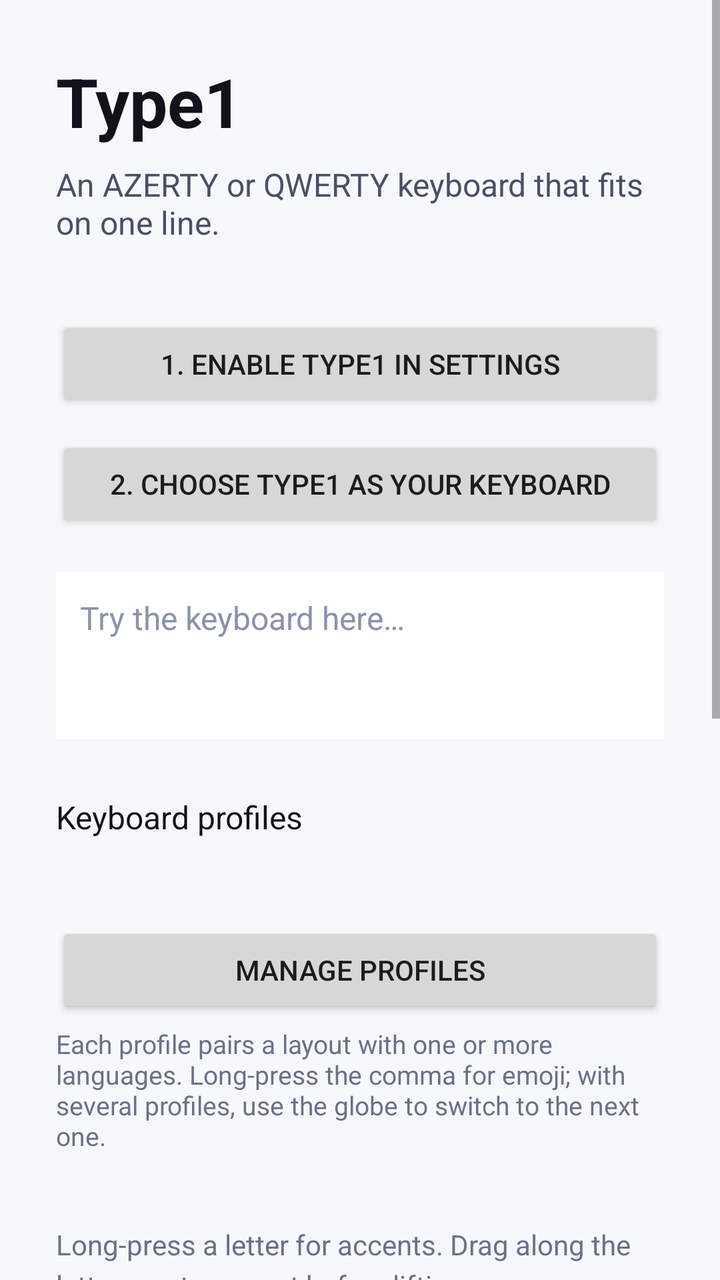
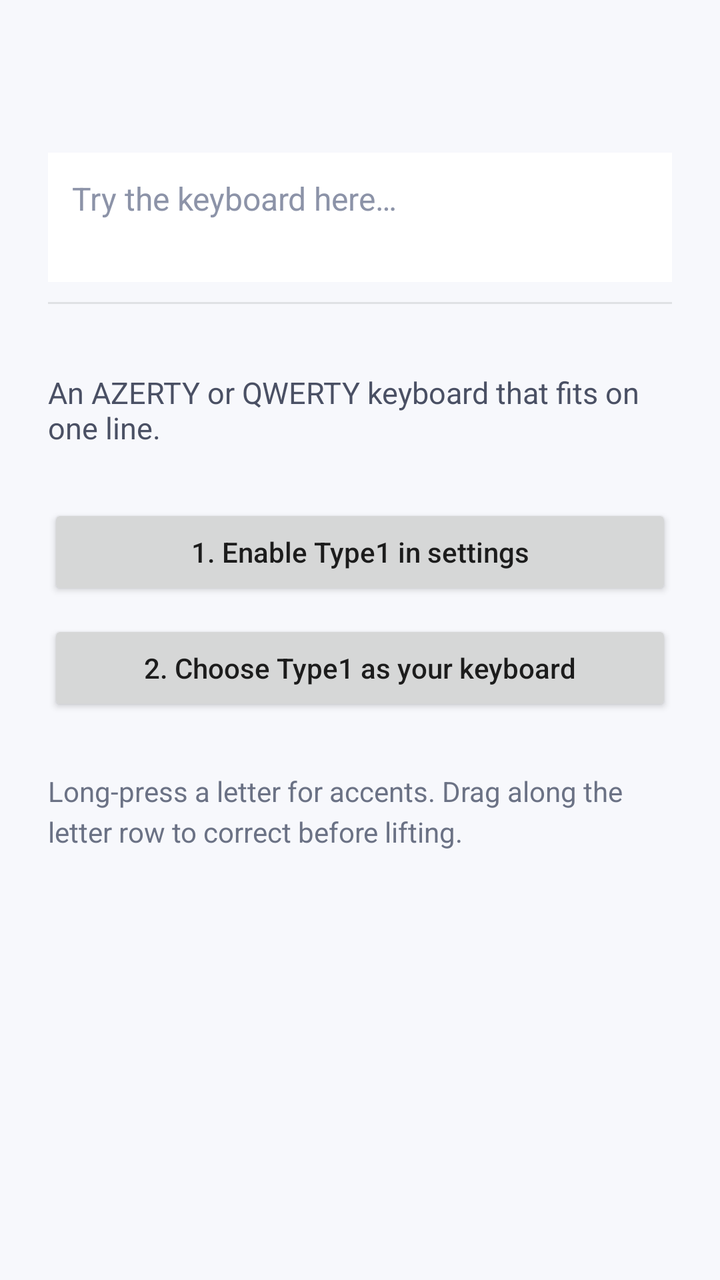

An Android layout rendered at two revisions. The XML below is the earlier revision; the diff shows what the commit changed to produce the second picture.
<!-- AndroidManifest.xml: application theme Theme.Type1 -->
<!-- res/layout/activity_setup.xml -->
<?xml version="1.0" encoding="utf-8"?>
<ScrollView xmlns:android="http://schemas.android.com/apk/res/android"
	android:layout_width="match_parent"
	android:layout_height="match_parent"
	android:fillViewport="true">

	<LinearLayout
		android:layout_width="match_parent"
		android:layout_height="wrap_content"
		android:orientation="vertical"
		android:padding="28dp">

		<TextView
			android:layout_width="wrap_content"
			android:layout_height="wrap_content"
			android:text="@string/setup_title"
			android:textColor="#FF11131A"
			android:textSize="34sp"
			android:textStyle="bold" />

		<TextView
			android:layout_width="match_parent"
			android:layout_height="wrap_content"
			android:layout_marginTop="8dp"
			android:text="@string/setup_subtitle"
			android:textColor="#FF4A5064"
			android:textSize="16sp" />

		<Button
			android:id="@+id/enableButton"
			android:layout_width="match_parent"
			android:layout_height="wrap_content"
			android:layout_marginTop="36dp"
			android:text="@string/setup_step_enable" />

		<Button
			android:id="@+id/selectButton"
			android:layout_width="match_parent"
			android:layout_height="wrap_content"
			android:layout_marginTop="12dp"
			android:text="@string/setup_step_select" />

		<EditText
			android:id="@+id/demoField"
			android:layout_width="match_parent"
			android:layout_height="wrap_content"
			android:layout_marginTop="20dp"
			android:background="#FFFFFFFF"
			android:gravity="top|start"
			android:hint="@string/setup_demo_hint"
			android:importantForAutofill="no"
			android:inputType="textCapSentences|textMultiLine"
			android:minLines="3"
			android:padding="12dp"
			android:textColor="#FF11131A"
			android:textColorHint="#FF8C93A8"
			android:textSize="16sp" />

		<TextView
			android:layout_width="match_parent"
			android:layout_height="wrap_content"
			android:layout_marginTop="28dp"
			android:text="@string/setup_profiles"
			android:textColor="#FF11131A"
			android:textSize="16sp" />

		<TextView
			android:id="@+id/activeProfileValue"
			android:layout_width="match_parent"
			android:layout_height="wrap_content"
			android:layout_marginTop="8dp"
			android:textColor="#FF4A5064"
			android:textSize="16sp" />

		<Button
			android:id="@+id/profilesButton"
			android:layout_width="match_parent"
			android:layout_height="wrap_content"
			android:layout_marginTop="12dp"
			android:text="@string/setup_profiles_manage" />

		<TextView
			android:layout_width="match_parent"
			android:layout_height="wrap_content"
			android:layout_marginTop="4dp"
			android:text="@string/setup_profiles_hint"
			android:textColor="#FF6B7285"
			android:textSize="13sp" />

		<TextView
			android:layout_width="match_parent"
			android:layout_height="wrap_content"
			android:layout_marginTop="36dp"
			android:lineSpacingExtra="4dp"
			android:text="@string/setup_hint"
			android:textColor="#FF6B7285"
			android:textSize="14sp" />

		<Switch
			android:id="@+id/spaceCursorSwitch"
			android:layout_width="match_parent"
			android:layout_height="wrap_content"
			android:layout_marginTop="28dp"
			android:text="@string/setup_space_cursor" />

		<TextView
			android:layout_width="match_parent"
			android:layout_height="wrap_content"
			android:layout_marginTop="28dp"
			android:text="@string/setup_backspace_hold"
			android:textColor="#FF11131A"
			android:textSize="16sp" />

		<Spinner
			android:id="@+id/backspaceHoldSpinner"
			android:layout_width="match_parent"
			android:layout_height="wrap_content"
			android:layout_marginTop="8dp" />

		<TextView
			android:layout_width="match_parent"
			android:layout_height="wrap_content"
			android:layout_marginTop="28dp"
			android:text="@string/setup_swipe_sensitivity"
			android:textColor="#FF11131A"
			android:textSize="16sp" />

		<TextView
			android:id="@+id/swipeSensitivityValue"
			android:layout_width="match_parent"
			android:layout_height="wrap_content"
			android:layout_marginTop="4dp"
			android:textColor="#FF6B7285"
			android:textSize="14sp" />

		<SeekBar
			android:id="@+id/swipeSensitivitySeek"
			android:layout_width="match_parent"
			android:layout_height="wrap_content"
			android:layout_marginTop="8dp" />

		<TextView
			android:layout_width="match_parent"
			android:layout_height="wrap_content"
			android:layout_marginTop="4dp"
			android:text="@string/setup_swipe_hint"
			android:textColor="#FF6B7285"
			android:textSize="13sp" />

		<TextView
			android:layout_width="match_parent"
			android:layout_height="wrap_content"
			android:layout_marginTop="28dp"
			android:text="@string/setup_utility_height"
			android:textColor="#FF11131A"
			android:textSize="16sp" />

		<TextView
			android:id="@+id/utilityHeightValue"
			android:layout_width="match_parent"
			android:layout_height="wrap_content"
			android:layout_marginTop="4dp"
			android:textColor="#FF6B7285"
			android:textSize="14sp" />

		<SeekBar
			android:id="@+id/utilityHeightSeek"
			android:layout_width="match_parent"
			android:layout_height="wrap_content"
			android:layout_marginTop="8dp" />

		<TextView
			android:layout_width="match_parent"
			android:layout_height="wrap_content"
			android:layout_marginTop="32dp"
			android:text="@string/dictionary_credit"
			android:textColor="#FF6B7285"
			android:textSize="12sp" />
	</LinearLayout>
</ScrollView>
<!-- resources referenced by this layout -->
<resources>
  <string name="dictionary_credit">Dictionaries: Lexique 3.83 (CC BY-SA 4.0) — lexique.org · wordfreq (CC BY-SA 4.0) — github.com/rspeer/wordfreq</string>
  <string name="setup_backspace_hold">Long-press ⌫</string>
  <string name="setup_demo_hint">Try the keyboard here…</string>
  <string name="setup_hint">Long-press a letter for accents. Drag along the letter row to correct before lifting.</string>
  <string name="setup_profiles">Keyboard profiles</string>
  <string name="setup_profiles_hint">Each profile pairs a layout with one or more languages. Long-press the comma for emoji; with several profiles, use the globe to switch to the next one.</string>
  <string name="setup_profiles_manage">Manage profiles</string>
  <string name="setup_space_cursor">Drag on the spacebar to move the cursor</string>
  <string name="setup_step_enable">1. Enable Type1 in settings</string>
  <string name="setup_step_select">2. Choose Type1 as your keyboard</string>
  <string name="setup_subtitle">An AZERTY or QWERTY keyboard that fits on one line.</string>
  <string name="setup_swipe_hint">The smaller the value, the faster the cursor moves. Applies to dragging the spacebar and selecting with ⌫.</string>
  <string name="setup_swipe_sensitivity">Swipe sensitivity</string>
  <string name="setup_title">Type1</string>
  <string name="setup_utility_height">Space row height</string>
  <style name="Theme.Type1" parent="@android:style/Theme.Material.Light.NoActionBar">
  		<item name="android:colorAccent">@color/brand</item>
  		<item name="android:statusBarColor">@color/brand</item>
  		<item name="android:windowBackground">#FFF7F8FC</item>
  	</style>
  <color name="brand">#FF4C6FFF</color>
</resources>

<!-- the commit's change to res/layout/activity_setup.xml (unified diff, before → after) -->
@@ -1,180 +1,96 @@
 <?xml version="1.0" encoding="utf-8"?>
-<ScrollView xmlns:android="http://schemas.android.com/apk/res/android"
+<LinearLayout xmlns:android="http://schemas.android.com/apk/res/android"
 	android:layout_width="match_parent"
 	android:layout_height="match_parent"
-	android:fillViewport="true">
+	android:orientation="vertical">
 
-	<LinearLayout
+	<include layout="@layout/settings_header" />
+
+	<ScrollView
+		android:layout_width="match_parent"
+		android:layout_height="0dp"
+		android:layout_weight="1"
+		android:fillViewport="true">
+
+		<LinearLayout
+			android:layout_width="match_parent"
+			android:layout_height="wrap_content"
+			android:orientation="vertical"
+			android:padding="24dp">
+
+			<TextView
+				android:layout_width="match_parent"
+				android:layout_height="wrap_content"
+				android:text="@string/setup_subtitle"
+				android:textColor="#FF4A5064"
+				android:textSize="15sp" />
+
+			<Button
+				android:id="@+id/enableButton"
+				android:layout_width="match_parent"
+				android:layout_height="wrap_content"
+				android:layout_marginTop="28dp"
+				android:text="@string/setup_step_enable"
+				android:textAllCaps="false" />
+
+			<Button
+				android:id="@+id/selectButton"
+				android:layout_width="match_parent"
+				android:layout_height="wrap_content"
+				android:layout_marginTop="10dp"
+				android:text="@string/setup_step_select"
+				android:textAllCaps="false" />
+
+			<TextView
+				android:layout_width="match_parent"
+				android:layout_height="wrap_content"
+				android:layout_marginTop="28dp"
+				android:lineSpacingExtra="4dp"
+				android:text="@string/setup_hint"
+				android:textColor="#FF6B7285"
+				android:textSize="14sp" />
+		</LinearLayout>
+	</ScrollView>
+</LinearLayout>
+<!-- res/layout/settings_header.xml (included above) -->
+<?xml version="1.0" encoding="utf-8"?>
+<LinearLayout xmlns:android="http://schemas.android.com/apk/res/android"
+	android:layout_width="match_parent"
+	android:layout_height="wrap_content"
+	android:orientation="vertical"
+	android:paddingStart="24dp"
+	android:paddingTop="24dp"
+	android:paddingEnd="24dp"
+	android:paddingBottom="10dp">
+
+	<TextView
+		android:id="@+id/settingsTitle"
 		android:layout_width="match_parent"
 		android:layout_height="wrap_content"
-		android:orientation="vertical"
-		android:padding="28dp">
+		android:textColor="#FF11131A"
+		android:textSize="30sp"
+		android:textStyle="bold" />
 
-		<TextView
-			android:layout_width="wrap_content"
-			android:layout_height="wrap_content"
-			android:text="@string/setup_title"
-			android:textColor="#FF11131A"
-			android:textSize="34sp"
-			android:textStyle="bold" />
+	<EditText
+		android:id="@+id/settingsDemo"
+		android:layout_width="match_parent"
+		android:layout_height="wrap_content"
+		android:layout_marginTop="12dp"
+		android:background="#FFFFFFFF"
+		android:gravity="top|start"
+		android:hint="@string/setup_demo_hint"
+		android:importantForAutofill="no"
+		android:inputType="textCapSentences|textMultiLine"
+		android:minLines="2"
+		android:maxLines="3"
+		android:padding="12dp"
+		android:textColor="#FF11131A"
+		android:textColorHint="#FF8C93A8"
+		android:textSize="16sp" />
 
-		<TextView
-			android:layout_width="match_parent"
-			android:layout_height="wrap_content"
-			android:layout_marginTop="8dp"
-			android:text="@string/setup_subtitle"
-			android:textColor="#FF4A5064"
-			android:textSize="16sp" />
-
-		<Button
-			android:id="@+id/enableButton"
-			android:layout_width="match_parent"
-			android:layout_height="wrap_content"
-			android:layout_marginTop="36dp"
-			android:text="@string/setup_step_enable" />
-
-		<Button
-			android:id="@+id/selectButton"
-			android:layout_width="match_parent"
-			android:layout_height="wrap_content"
-			android:layout_marginTop="12dp"
-			android:text="@string/setup_step_select" />
-
-		<EditText
-			android:id="@+id/demoField"
-			android:layout_width="match_parent"
-			android:layout_height="wrap_content"
-			android:layout_marginTop="20dp"
-			android:background="#FFFFFFFF"
-			android:gravity="top|start"
-			android:hint="@string/setup_demo_hint"
-			android:importantForAutofill="no"
-			android:inputType="textCapSentences|textMultiLine"
-			android:minLines="3"
-			android:padding="12dp"
-			android:textColor="#FF11131A"
-			android:textColorHint="#FF8C93A8"
-			android:textSize="16sp" />
-
-		<TextView
-			android:layout_width="match_parent"
-			android:layout_height="wrap_content"
-			android:layout_marginTop="28dp"
-			android:text="@string/setup_profiles"
-			android:textColor="#FF11131A"
-			android:textSize="16sp" />
-
-		<TextView
-			android:id="@+id/activeProfileValue"
-			android:layout_width="match_parent"
-			android:layout_height="wrap_content"
-			android:layout_marginTop="8dp"
-			android:textColor="#FF4A5064"
-			android:textSize="16sp" />
-
-		<Button
-			android:id="@+id/profilesButton"
-			android:layout_width="match_parent"
-			android:layout_height="wrap_content"
-			android:layout_marginTop="12dp"
-			android:text="@string/setup_profiles_manage" />
-
-		<TextView
-			android:layout_width="match_parent"
-			android:layout_height="wrap_content"
-			android:layout_marginTop="4dp"
-			android:text="@string/setup_profiles_hint"
-			android:textColor="#FF6B7285"
-			android:textSize="13sp" />
-
-		<TextView
-			android:layout_width="match_parent"
-			android:layout_height="wrap_content"
-			android:layout_marginTop="36dp"
-			android:lineSpacingExtra="4dp"
-			android:text="@string/setup_hint"
-			android:textColor="#FF6B7285"
-			android:textSize="14sp" />
-
-		<Switch
-			android:id="@+id/spaceCursorSwitch"
-			android:layout_width="match_parent"
-			android:layout_height="wrap_content"
-			android:layout_marginTop="28dp"
-			android:text="@string/setup_space_cursor" />
-
-		<TextView
-			android:layout_width="match_parent"
-			android:layout_height="wrap_content"
-			android:layout_marginTop="28dp"
-			android:text="@string/setup_backspace_hold"
-			android:textColor="#FF11131A"
-			android:textSize="16sp" />
-
-		<Spinner
-			android:id="@+id/backspaceHoldSpinner"
-			android:layout_width="match_parent"
-			android:layout_height="wrap_content"
-			android:layout_marginTop="8dp" />
-
-		<TextView
-			android:layout_width="match_parent"
-			android:layout_height="wrap_content"
-			android:layout_marginTop="28dp"
-			android:text="@string/setup_swipe_sensitivity"
-			android:textColor="#FF11131A"
-			android:textSize="16sp" />
-
-		<TextView
-			android:id="@+id/swipeSensitivityValue"
-			android:layout_width="match_parent"
-			android:layout_height="wrap_content"
-			android:layout_marginTop="4dp"
-			android:textColor="#FF6B7285"
-			android:textSize="14sp" />
-
-		<SeekBar
-			android:id="@+id/swipeSensitivitySeek"
-			android:layout_width="match_parent"
-			android:layout_height="wrap_content"
-			android:layout_marginTop="8dp" />
-
-		<TextView
-			android:layout_width="match_parent"
-			android:layout_height="wrap_content"
-			android:layout_marginTop="4dp"
-			android:text="@string/setup_swipe_hint"
-			android:textColor="#FF6B7285"
-			android:textSize="13sp" />
-
-		<TextView
-			android:layout_width="match_parent"
-			android:layout_height="wrap_content"
-			android:layout_marginTop="28dp"
-			android:text="@string/setup_utility_height"
-			android:textColor="#FF11131A"
-			android:textSize="16sp" />
-
-		<TextView
-			android:id="@+id/utilityHeightValue"
-			android:layout_width="match_parent"
-			android:layout_height="wrap_content"
-			android:layout_marginTop="4dp"
-			android:textColor="#FF6B7285"
-			android:textSize="14sp" />
-
-		<SeekBar
-			android:id="@+id/utilityHeightSeek"
-			android:layout_width="match_parent"
-			android:layout_height="wrap_content"
-			android:layout_marginTop="8dp" />
-
-		<TextView
-			android:layout_width="match_parent"
-			android:layout_height="wrap_content"
-			android:layout_marginTop="32dp"
-			android:text="@string/dictionary_credit"
-			android:textColor="#FF6B7285"
-			android:textSize="12sp" />
-	</LinearLayout>
-</ScrollView>
+	<View
+		android:layout_width="match_parent"
+		android:layout_height="1dp"
+		android:layout_marginTop="10dp"
+		android:background="#1A11131A" />
+</LinearLayout>
<!-- resource entries referenced after the edit -->
@@ -1,20 +1,10 @@
 <!-- resources referenced by this layout -->
 <resources>
-  <string name="dictionary_credit">Dictionaries: Lexique 3.83 (CC BY-SA 4.0) — lexique.org · wordfreq (CC BY-SA 4.0) — github.com/rspeer/wordfreq</string>
-  <string name="setup_backspace_hold">Long-press ⌫</string>
   <string name="setup_demo_hint">Try the keyboard here…</string>
   <string name="setup_hint">Long-press a letter for accents. Drag along the letter row to correct before lifting.</string>
-  <string name="setup_profiles">Keyboard profiles</string>
-  <string name="setup_profiles_hint">Each profile pairs a layout with one or more languages. Long-press the comma for emoji; with several profiles, use the globe to switch to the next one.</string>
-  <string name="setup_profiles_manage">Manage profiles</string>
-  <string name="setup_space_cursor">Drag on the spacebar to move the cursor</string>
   <string name="setup_step_enable">1. Enable Type1 in settings</string>
   <string name="setup_step_select">2. Choose Type1 as your keyboard</string>
   <string name="setup_subtitle">An AZERTY or QWERTY keyboard that fits on one line.</string>
-  <string name="setup_swipe_hint">The smaller the value, the faster the cursor moves. Applies to dragging the spacebar and selecting with ⌫.</string>
-  <string name="setup_swipe_sensitivity">Swipe sensitivity</string>
-  <string name="setup_title">Type1</string>
-  <string name="setup_utility_height">Space row height</string>
   <style name="Theme.Type1" parent="@android:style/Theme.Material.Light.NoActionBar">
   		<item name="android:colorAccent">@color/brand</item>
   		<item name="android:statusBarColor">@color/brand</item>
